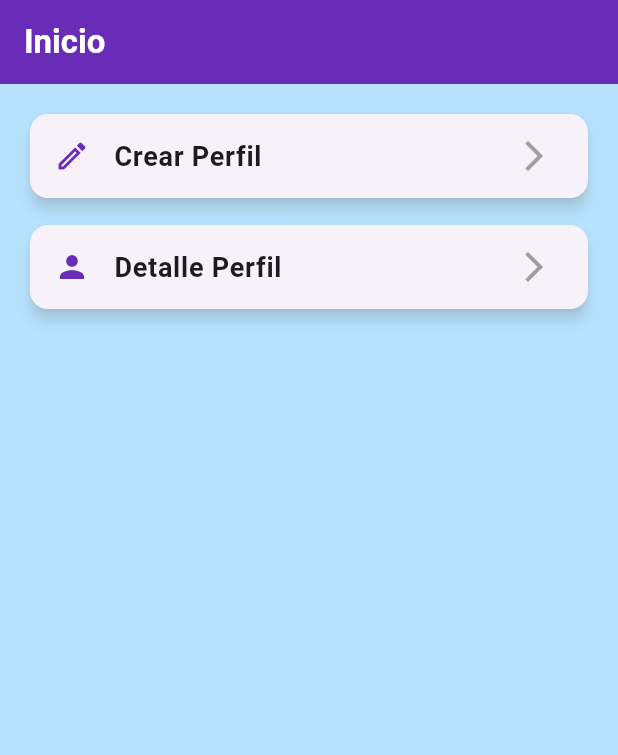
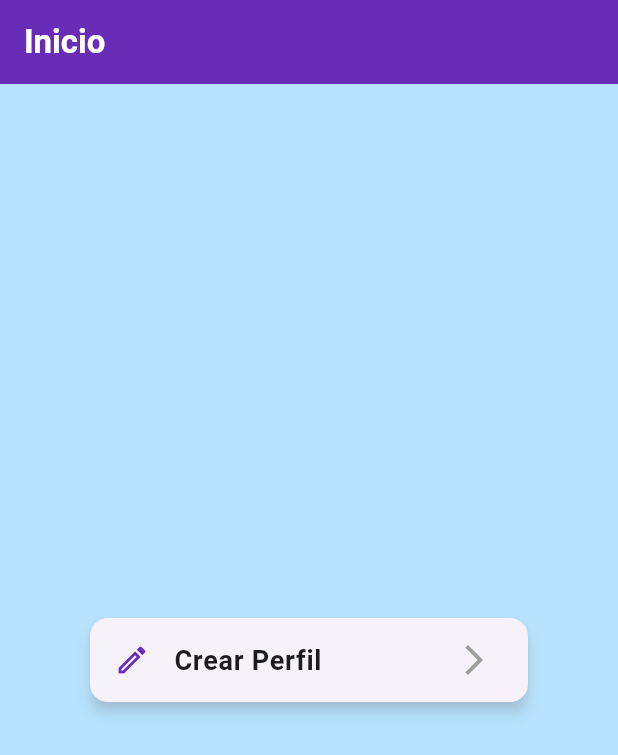
Before and after one commit to UrielRe46/UserApp, a Flutter app: the screen it shows after launch, on a phone screen of 412 x 824 dp. Shown: the top 755 px of the screen. Run offline on Flutter 3.47's test engine with Material 3 defaults, Android fonts, the phone set to English and light mode, and no system bars; our stand-ins replace go_router.

Commit message:
Create and Profle Screen - App Finished

```diff
--- a/lib/config/menu_item.dart
+++ b/lib/config/menu_item.dart
@@ -15,9 +15,5 @@ const menuItems = [
   MenuItem(
       title: 'Crear Perfil',
       link: '/create',
-      icon: Icons.create_outlined),
-  MenuItem(
-      title: 'Detalle Perfil',
-      link: '/profile',
-      icon: Icons.person),
+      icon: Icons.create_outlined)
 ];
--- a/lib/config/router.dart
+++ b/lib/config/router.dart
@@ -1,10 +1,28 @@
 import 'package:go_router/go_router.dart';
 import '../presentation/screens/screens.dart';
 
-final appRouter = GoRouter(initialLocation: "/", routes: [
-  GoRoute(
+final appRouter = GoRouter(
+  initialLocation: "/",
+  routes: [
+    GoRoute(
       path: "/",
+      builder: (context, state) => const HomeScreen(),
+    ),
+    GoRoute(
+      path: "/create",
+      builder: (context, state) => const CreateScreen(),
+    ),
+    GoRoute(
+      path: "/profile",
       builder: (context, state) {
-        return const HomeScreen();
-      })
-]);
+        final data = state.extra as Map<String,
+            String>?;
+        return ProfileScreen(
+          name: data?['name'] ?? '',
+          age: data?['age'] ?? '',
+          occupation: data?['occupation'] ?? '',
+        );
+      },
+    ),
+  ],
+);
--- a/lib/main.dart
+++ b/lib/main.dart
@@ -13,7 +13,6 @@ class MyApp extends StatefulWidget {
 }
 
 class _MyAppState extends State<MyApp> {
-  int counter = 0;
 
   @override
   Widget build(BuildContext context) {
--- a/lib/presentation/screens/home/home_screen.dart
+++ b/lib/presentation/screens/home/home_screen.dart
@@ -14,6 +14,7 @@ class _HomeScreenState extends State<HomeScreen> {
   Widget build(BuildContext context) {
     return Scaffold(
       appBar: AppBar(
+        automaticallyImplyLeading: false, // Oculta la flecha de regreso
         title: const Text(
           'Inicio',
           style: TextStyle(color: Colors.white, fontWeight: FontWeight.bold),
@@ -21,36 +22,38 @@ class _HomeScreenState extends State<HomeScreen> {
         backgroundColor: const Color.fromARGB(255, 104, 44, 183),
       ),
       body: SafeArea(
-        child: ListView.separated(
-          padding: const EdgeInsets.all(16.0),
-          itemCount: menuItems.length,
-          separatorBuilder: (context, index) => const SizedBox(height: 10),
-          itemBuilder: (context, index) {
-            final item = menuItems[index];
-            return Card(
+        child: Center(
+          child: SizedBox(
+            width: 300,
+            child: Card(
               shape: RoundedRectangleBorder(
                 borderRadius: BorderRadius.circular(12.0),
               ),
               elevation: 4,
               shadowColor: Colors.grey.withOpacity(0.5),
               child: ListTile(
-                leading: Icon(item.icon,
-                    color: const Color.fromARGB(255, 104, 44, 183)),
+                leading: Icon(
+                  menuItems[0].icon,
+                  color: const Color.fromARGB(255, 104, 44, 183),
+                ),
                 title: Text(
-                  item.title,
+                  menuItems[0].title,
                   style: const TextStyle(
                     fontSize: 18,
                     fontWeight: FontWeight.w600,
                   ),
                 ),
-                trailing: const Icon(Icons.arrow_forward_ios_outlined,
-                    color: Colors.grey),
+                trailing: const Icon(
+                  Icons.arrow_forward_ios_outlined,
+                  color: Colors.grey,
+                ),
                 onTap: () {
-                  context.push(item.link);
+                  context.push(menuItems[0]
+                      .link);
                 },
               ),
-            );
-          },
+            ),
+          ),
         ),
       ),
     );
--- a/lib/presentation/screens/screens.dart
+++ b/lib/presentation/screens/screens.dart
@@ -1 +1,3 @@
 export 'package:userapp/presentation/screens/home/home_screen.dart';
+export 'package:userapp/presentation/screens/createProfile/create_screen.dart';
+export 'package:userapp/presentation/screens/showProfile/profile_screen.dart';
```
Also changed, not shown: lib/presentation/screens/createProfile/create_screen.dart (+105 -1 lines), lib/presentation/screens/showProfile/profile_screen.dart (added, +79 -0 lines).
